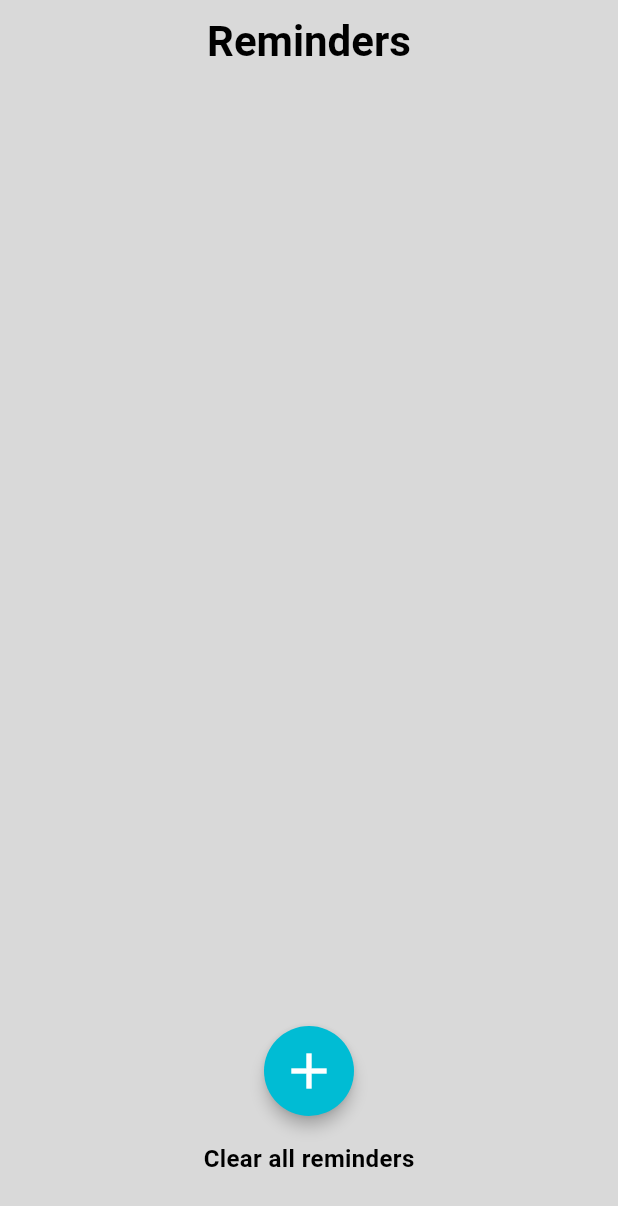
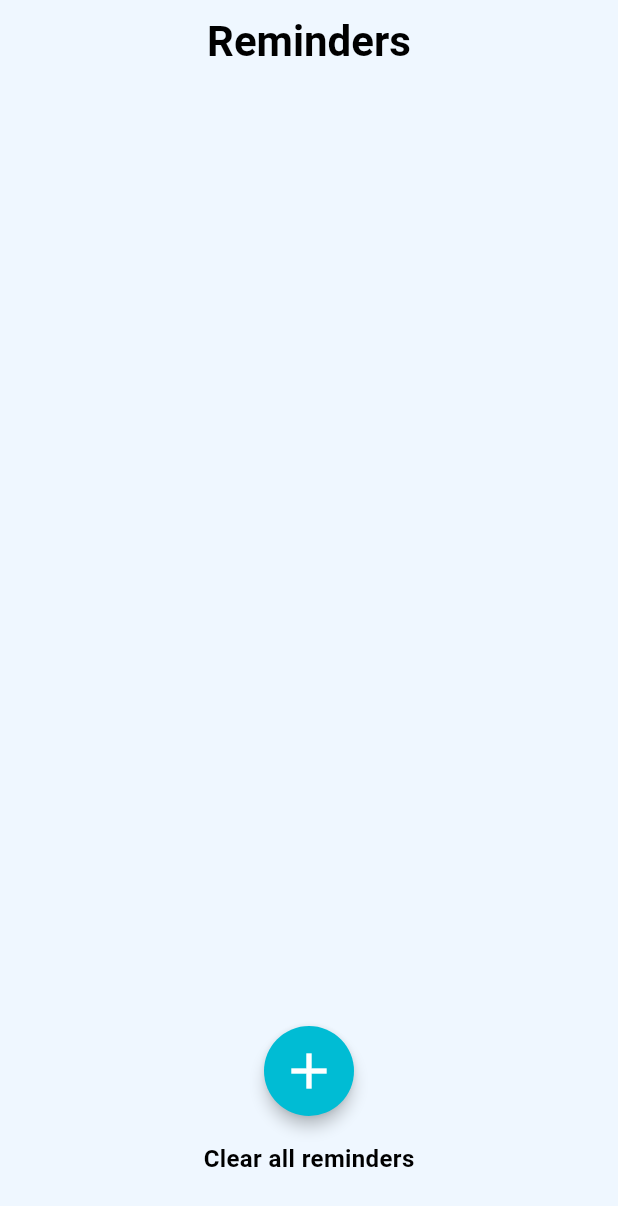
Before and after one commit to MirulFikri/MAD-Project, a Flutter app: the ReminderScreen screen opened by its route, after a tap on the "close" icon, after a tap on "Clear all reminders", on a phone screen of 412 x 824 dp. Shown: the top 1206 px of the screen. Run offline on Flutter 3.47's test engine with Material 3 defaults, Android fonts, the light colour scheme and no system bars; our stand-ins replace flutter_local_notifications, timezone.

Commit message:
changed background color and rename profile folder

```diff
--- a/lib/bottom_navigation/clinic_navigation.dart
+++ b/lib/bottom_navigation/clinic_navigation.dart
@@ -1,5 +1,5 @@
 import 'package:flutter/material.dart';
-import 'package:petcare_app/profile_creen/clinic_profile.dart';
+import 'package:petcare_app/profile_screen/clinic_profile.dart';
 import 'package:petcare_app/clinic_dashboard/vet_dashboard.dart';
 import 'package:petcare_app/clinic_dashboard/appointments.dart';
 import 'package:petcare_app/clinic_dashboard/patients.dart';
--- a/lib/bottom_navigation/owner_navigation.dart
+++ b/lib/bottom_navigation/owner_navigation.dart
@@ -1,6 +1,6 @@
 import 'package:flutter/material.dart';
-import 'package:petcare_app/profile_creen/owner_profile.dart';
-import 'package:petcare_app/profile_creen/pet_profile.dart';
+import 'package:petcare_app/profile_screen/owner_profile.dart';
+import 'package:petcare_app/profile_screen/pet_profile.dart';
 import 'package:petcare_app/reminders/reminder_screen.dart';
 import 'package:petcare_app/vet_finder/find_clinics_screen.dart';
 
@@ -70,7 +70,7 @@ class OwnerHomeScreen extends StatelessWidget {
   @override
   Widget build(BuildContext context) {
     return Scaffold(
-      backgroundColor: Colors.grey[50],
+      backgroundColor: const Color(0xFFEFF7FF),
       body: SafeArea(
         child: SingleChildScrollView(
           child: Padding(
--- a/lib/reminders/reminder_screen.dart
+++ b/lib/reminders/reminder_screen.dart
@@ -34,7 +34,7 @@ class _ReminderScreenState extends State<ReminderScreen> {
   @override
   Widget build(BuildContext context) {
     return Scaffold(
-      backgroundColor: const Color(0xFFD9D9D9), // Light Grey background
+      backgroundColor: const Color(0xFFEFF7FF), // Light blue background
       appBar: AppBar(
         title: const Text('Reminders', style: TextStyle(fontWeight: FontWeight.bold, fontSize: 28, color: Colors.black)),
         centerTitle: true,
```
Also changed, not shown: lib/profile_screen/clinic_profile.dart (renamed from lib/profile_creen/clinic_profile.dart), lib/profile_screen/owner_profile.dart (renamed from lib/profile_creen/owner_profile.dart), lib/profile_screen/pet_profile.dart (renamed from lib/profile_creen/pet_profile.dart), lib/profile_screen/thank_you.dart (renamed from lib/profile_creen/thank_you.dart).
